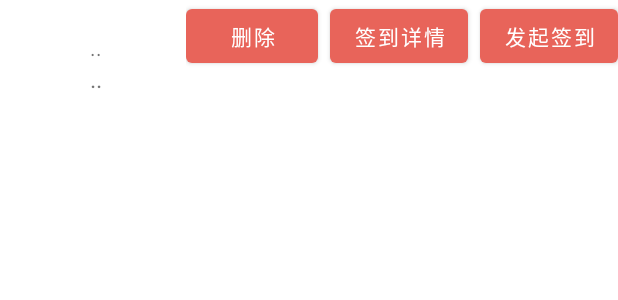
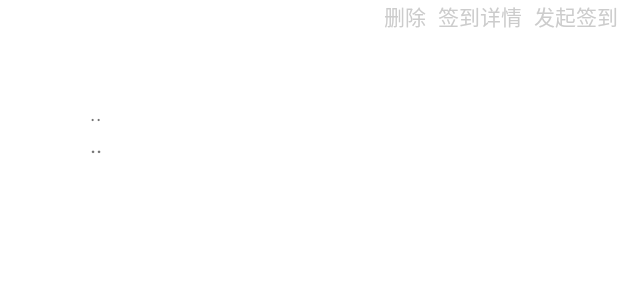
Before and after one commit to sushi11111/ClassroomCheck-inSystem, an Android app: the layout recyclerview_course_records.xml on its own in the app's theme, with its tools: preview values and no code run, on a phone screen of 412 x 824 dp. Shown: the top 300 px of the screen. Run offline under Robolectric (Android 15) with nearby library versions, the light colour scheme and no system bars.

Commit message:
界面优化1

```diff
--- a/app/src/main/java/com/example/aclass/teacher/response/vo/RecordAdapter.java
+++ b/app/src/main/java/com/example/aclass/teacher/response/vo/RecordAdapter.java
@@ -136,9 +136,9 @@ public class RecordAdapter extends RecyclerView.Adapter<RecordAdapter.ViewHolder
         TextView collegeName;
         TextView courseId;
         ImageView coursePhoto;
-        Button deleteCourseBtn;
-        Button startCheckBtn;
-        Button checkDetailBtn;
+        TextView deleteCourseBtn;
+        TextView startCheckBtn;
+        TextView checkDetailBtn;
         FrameLayout fragmentContainer;
 
         public ViewHolder(@NonNull View itemView) {
--- a/app/src/main/res/layout/recyclerview_course_records.xml
+++ b/app/src/main/res/layout/recyclerview_course_records.xml
@@ -1,4 +1,3 @@
-<?xml version="1.0" encoding="utf-8"?>
 <RelativeLayout xmlns:android="http://schemas.android.com/apk/res/android"
                 android:layout_width="match_parent"
                 android:layout_height="150dp">
@@ -7,14 +6,18 @@
             android:id="@+id/coursePhoto"
             android:layout_width="60dp"
             android:layout_height="60dp"
+            android:layout_alignParentStart="true"
             android:layout_centerVertical="true"
             android:padding="8dp" />
 
     <LinearLayout
-            android:layout_width="wrap_content"
-            android:layout_height="match_parent"
-            android:layout_toRightOf="@id/coursePhoto"
-            android:orientation="vertical">
+            android:layout_width="0dp"
+            android:layout_height="wrap_content"
+            android:layout_toEndOf="@id/coursePhoto"
+            android:layout_toStartOf="@+id/buttonLayout"
+            android:layout_centerVertical="true"
+            android:orientation="vertical"
+            android:layout_weight="1">
 
         <TextView
                 android:id="@+id/courseId"
@@ -43,27 +46,34 @@
             android:layout_width="wrap_content"
             android:layout_height="match_parent"
             android:layout_alignParentEnd="true"
+            android:layout_centerVertical="true"
             android:orientation="horizontal">
 
-        <Button
+        <TextView
                 android:id="@+id/deleteCourseBtn"
                 android:layout_width="wrap_content"
                 android:layout_height="wrap_content"
-                android:text="删除" />
+                android:text="删除"
+                android:background="@android:color/transparent"
+                android:textColor="#CCCCCC" />
 
-        <Button
+        <TextView
                 android:id="@+id/checkDetailBtn"
                 android:layout_width="wrap_content"
                 android:layout_height="wrap_content"
                 android:text="签到详情"
-                android:layout_marginStart="8dp" />
+                android:layout_marginStart="8dp"
+                android:background="@android:color/transparent"
+                android:textColor="#CCCCCC" />
 
-        <Button
+        <TextView
                 android:id="@+id/startCheckBtn"
                 android:layout_width="wrap_content"
                 android:layout_height="wrap_content"
                 android:text="发起签到"
-                android:layout_marginStart="8dp" />
+                android:layout_marginStart="8dp"
+                android:background="@android:color/transparent"
+                android:textColor="#CCCCCC" />
 
     </LinearLayout>
 
```
Also changed, not shown: app/src/main/res/layout/recyclerview_fcourse_records.xml (added, +15 -0 lines).
